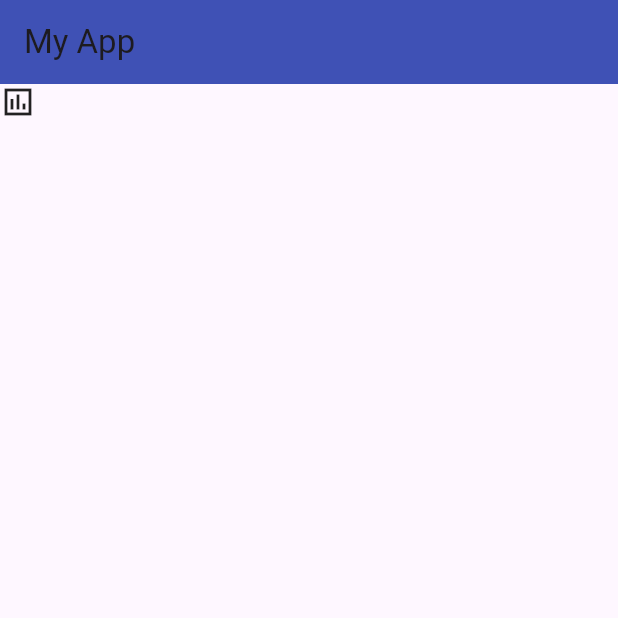
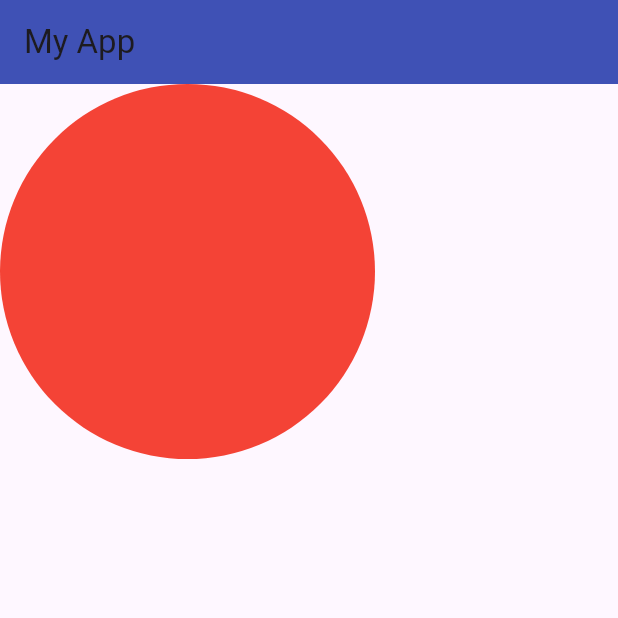
Before and after one commit to pasindu2204/Flutter_basic, a Flutter app: the screen it shows after launch, on a phone screen of 412 x 824 dp, the top half of it. Run offline on Flutter 3.47's test engine with Material 3 defaults, Android fonts, the phone set to English and light mode, and no system bars.

Commit message:
container boder radians

```diff
--- a/lib/main.dart
+++ b/lib/main.dart
@@ -16,7 +16,15 @@ class MyApp extends StatelessWidget {
           title: const Text('My App') ,
           backgroundColor: Colors.indigo,
         ),
-        body: Icon(Icons.insert_chart_outlined_sharp),
+        body: Container(
+          height: 250,
+          width: 250,
+
+          decoration: BoxDecoration(
+            borderRadius: BorderRadius.circular(1000),
+           color: Colors.red,
+          ),
+          ),
       ),
     );
   }
```
